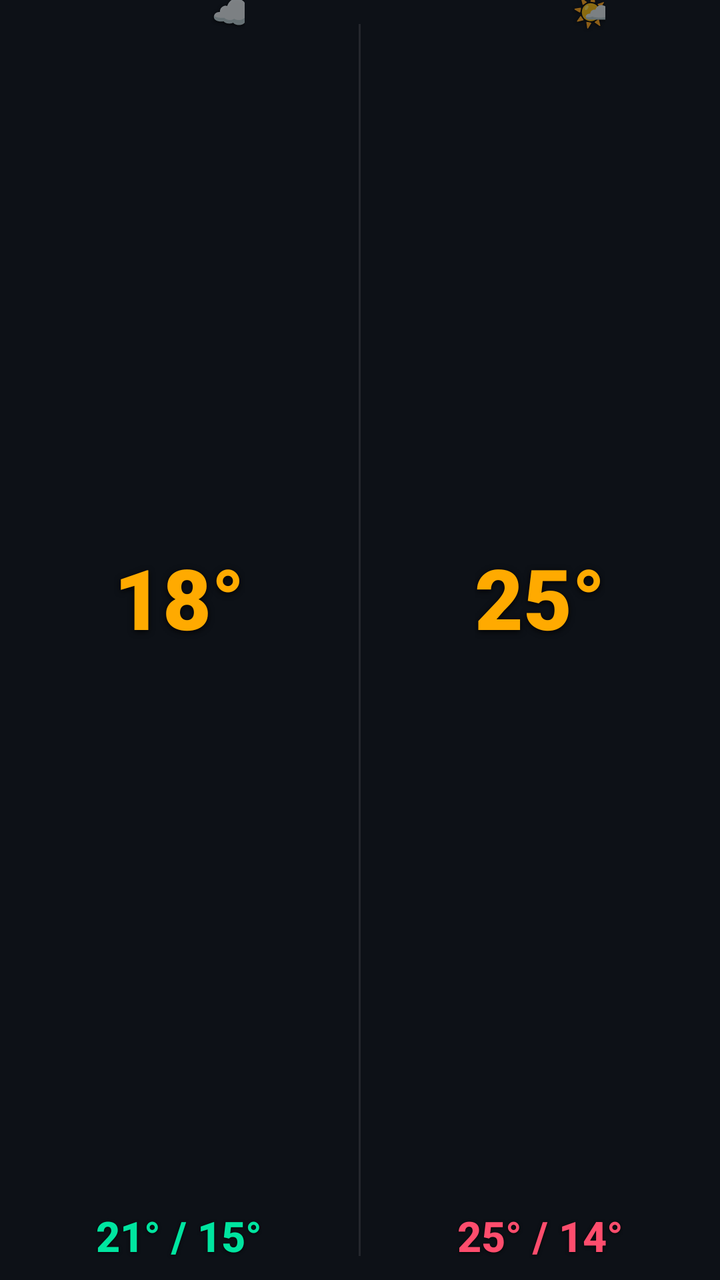
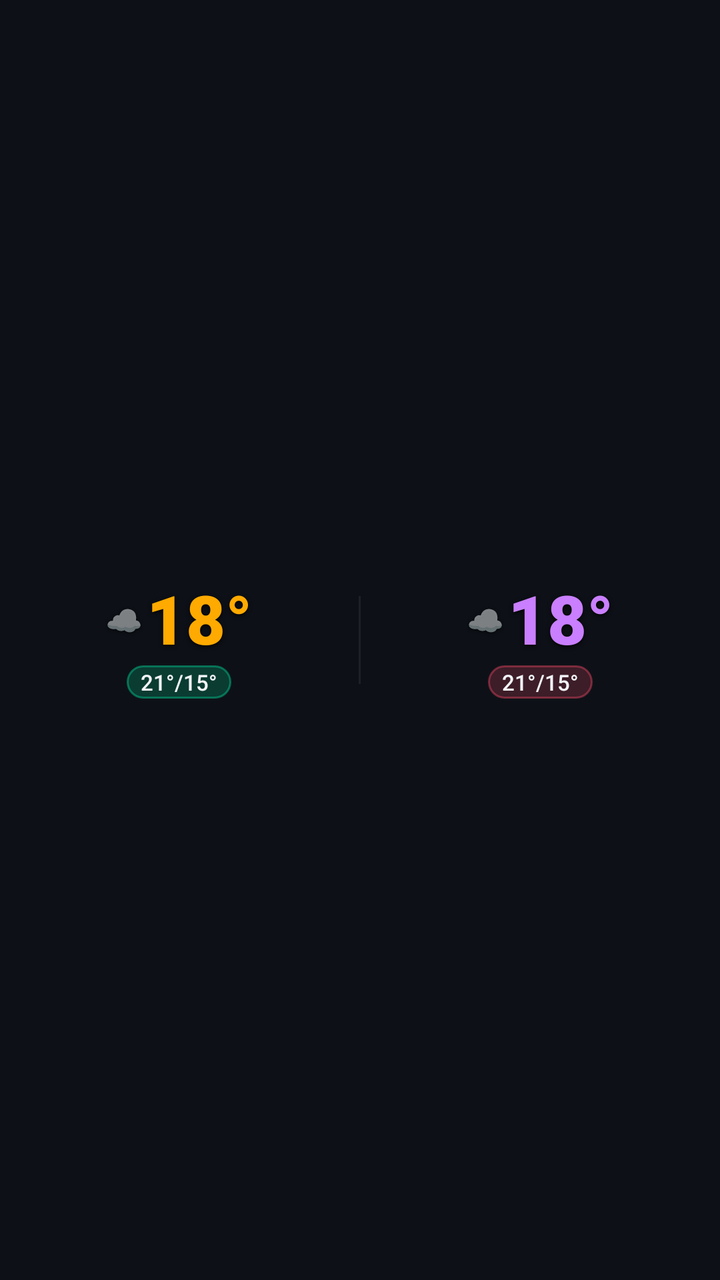

An Android layout rendered at two revisions. The XML below is the earlier revision; the diff shows what the commit changed to produce the second picture.
<!-- AndroidManifest.xml: application theme Theme.Weather28 -->
<!-- res/layout/widget_transparent_xs.xml -->
<?xml version="1.0" encoding="utf-8"?>
<LinearLayout xmlns:android="http://schemas.android.com/apk/res/android"
    android:id="@+id/widget_root"
    android:layout_width="match_parent"
    android:layout_height="match_parent"
    android:orientation="vertical"
    android:background="@drawable/widget_bg_transparent">


    <LinearLayout
        android:layout_width="match_parent"
        android:layout_height="0dp"
        android:layout_weight="1"
        android:orientation="horizontal">

        <LinearLayout
            android:layout_width="0dp"
            android:layout_height="match_parent"
            android:layout_weight="1"
            android:orientation="vertical"
            android:gravity="center_horizontal"
            android:paddingStart="6dp"
            android:paddingEnd="6dp"
            android:paddingBottom="8dp">

            <FrameLayout
                android:layout_width="wrap_content"
                android:layout_height="0dp"
                android:layout_weight="1">

                <TextView
                    android:id="@+id/today_temp"
                    android:layout_width="wrap_content"
                    android:layout_height="wrap_content"
                    android:layout_gravity="center"
                    android:text="18°"
                    android:textColor="#ffaa00"
                    android:textSize="42sp"
                    android:fontFamily="sans-serif-black"
                    android:includeFontPadding="false"
                    android:gravity="center"
                    android:shadowColor="#e6000000" android:shadowDx="0" android:shadowDy="2" android:shadowRadius="7"/>

                <TextView
                    android:id="@+id/today_icon"
                    android:layout_width="wrap_content"
                    android:layout_height="wrap_content"
                    android:layout_gravity="top|end"
                    android:layout_marginTop="-4dp"
                    android:layout_marginEnd="-5dp"
                    android:text="☁️"
                    android:textSize="17sp"
                    android:includeFontPadding="false"
                    android:gravity="center"
                    android:shadowColor="#cc000000" android:shadowDx="0" android:shadowDy="1" android:shadowRadius="4"/>
            </FrameLayout>

            <TextView
                android:id="@+id/today_minmax"
                android:layout_width="wrap_content"
                android:layout_height="wrap_content"
                android:text="21° / 15°"
                android:textColor="#00e5a0"
                android:textSize="21sp"
                android:fontFamily="sans-serif-medium"
                android:textStyle="bold"
                android:layout_marginTop="2dp"
                android:shadowColor="#cc000000" android:shadowDx="0" android:shadowDy="1" android:shadowRadius="4"/>
        </LinearLayout>

        <TextView
            android:layout_width="1dp"
            android:layout_height="match_parent"
            android:background="#18ffffff"
            android:layout_marginTop="12dp"
            android:layout_marginBottom="12dp"
            android:text=""/>

        <LinearLayout
            android:layout_width="0dp"
            android:layout_height="match_parent"
            android:layout_weight="1"
            android:orientation="vertical"
            android:gravity="center_horizontal"
            android:paddingStart="6dp"
            android:paddingEnd="6dp"
            android:paddingBottom="8dp">

            <FrameLayout
                android:layout_width="wrap_content"
                android:layout_height="0dp"
                android:layout_weight="1">

                <TextView
                    android:id="@+id/tomorrow_temp"
                    android:layout_width="wrap_content"
                    android:layout_height="wrap_content"
                    android:layout_gravity="center"
                    android:text="25°"
                    android:textColor="#ffaa00"
                    android:textSize="42sp"
                    android:fontFamily="sans-serif-black"
                    android:includeFontPadding="false"
                    android:gravity="center"
                    android:shadowColor="#e6000000" android:shadowDx="0" android:shadowDy="2" android:shadowRadius="7"/>

                <TextView
                    android:id="@+id/tomorrow_icon"
                    android:layout_width="wrap_content"
                    android:layout_height="wrap_content"
                    android:layout_gravity="top|end"
                    android:layout_marginTop="-4dp"
                    android:layout_marginEnd="-5dp"
                    android:text="🌤️"
                    android:textSize="17sp"
                    android:includeFontPadding="false"
                    android:gravity="center"
                    android:shadowColor="#cc000000" android:shadowDx="0" android:shadowDy="1" android:shadowRadius="4"/>
            </FrameLayout>

            <TextView
                android:id="@+id/tomorrow_minmax"
                android:layout_width="wrap_content"
                android:layout_height="wrap_content"
                android:text="25° / 14°"
                android:textColor="#ff4d6d"
                android:textSize="21sp"
                android:fontFamily="sans-serif-medium"
                android:textStyle="bold"
                android:layout_marginTop="2dp"
                android:shadowColor="#cc000000" android:shadowDx="0" android:shadowDy="1" android:shadowRadius="4"/>
        </LinearLayout>
    </LinearLayout>

    <TextView android:id="@+id/widget_refresh"   android:layout_width="0dp" android:layout_height="0dp" android:visibility="gone"/>
    <TextView android:id="@+id/today_desc"       android:layout_width="0dp" android:layout_height="0dp" android:visibility="gone"/>
    <TextView android:id="@+id/tomorrow_desc"    android:layout_width="0dp" android:layout_height="0dp" android:visibility="gone"/>
    <TextView android:id="@+id/today_icon_bg"    android:layout_width="0dp" android:layout_height="0dp" android:visibility="gone"/>
    <TextView android:id="@+id/tomorrow_icon_bg" android:layout_width="0dp" android:layout_height="0dp" android:visibility="gone"/>
    <TextView android:id="@+id/today_rain"       android:layout_width="0dp" android:layout_height="0dp" android:visibility="gone"/>
    <TextView android:id="@+id/today_wind"       android:layout_width="0dp" android:layout_height="0dp" android:visibility="gone"/>
    <TextView android:id="@+id/tomorrow_rain"    android:layout_width="0dp" android:layout_height="0dp" android:visibility="gone"/>
    <TextView android:id="@+id/tomorrow_wind"    android:layout_width="0dp" android:layout_height="0dp" android:visibility="gone"/>
</LinearLayout>
<!-- resources referenced by this layout -->
<resources>
  <!-- drawable widget_bg_transparent (drawable) -->
  <?xml version="1.0" encoding="utf-8"?>
  <shape xmlns:android="http://schemas.android.com/apk/res/android" android:shape="rectangle">
      <solid android:color="#00000000"/>
      <corners android:radius="20dp"/>
  </shape>
  <style name="Theme.Weather28" parent="Theme.MaterialComponents.DayNight.NoActionBar">
          <item name="colorPrimary">#00e5a0</item>
          <item name="colorPrimaryVariant">#4d9fff</item>
          <item name="colorOnPrimary">#0d1117</item>
          <item name="android:windowBackground">#0d1117</item>
          <item name="android:statusBarColor">#0d1117</item>
          <item name="android:navigationBarColor">#0d1117</item>
      </style>
</resources>

<!-- the commit's change to res/layout/widget_transparent_xs.xml (unified diff, before → after) -->
@@ -6,74 +6,74 @@
     android:orientation="vertical"
     android:background="@drawable/widget_bg_transparent">
 
-
     <LinearLayout
         android:layout_width="match_parent"
         android:layout_height="0dp"
         android:layout_weight="1"
-        android:orientation="horizontal">
+        android:orientation="horizontal"
+        android:gravity="center_vertical">
 
         <LinearLayout
             android:layout_width="0dp"
             android:layout_height="match_parent"
             android:layout_weight="1"
             android:orientation="vertical"
-            android:gravity="center_horizontal"
-            android:paddingStart="6dp"
-            android:paddingEnd="6dp"
-            android:paddingBottom="8dp">
+            android:gravity="center"
+            android:paddingStart="4dp"
+            android:paddingEnd="4dp">
 
-            <FrameLayout
+            <LinearLayout
                 android:layout_width="wrap_content"
-                android:layout_height="0dp"
-                android:layout_weight="1">
+                android:layout_height="wrap_content"
+                android:orientation="horizontal"
+                android:gravity="center_vertical">
+
+                <TextView
+                    android:id="@+id/today_icon"
+                    android:layout_width="wrap_content"
+                    android:layout_height="wrap_content"
+                    android:text="☁️"
+                    android:textSize="15sp"
+                    android:includeFontPadding="false"
+                    android:gravity="center"
+                    android:layout_marginEnd="2dp"
+                    android:shadowColor="#cc000000" android:shadowDx="0" android:shadowDy="1" android:shadowRadius="4"/>
 
                 <TextView
                     android:id="@+id/today_temp"
                     android:layout_width="wrap_content"
                     android:layout_height="wrap_content"
-                    android:layout_gravity="center"
                     android:text="18°"
                     android:textColor="#ffaa00"
-                    android:textSize="42sp"
+                    android:textSize="34sp"
                     android:fontFamily="sans-serif-black"
                     android:includeFontPadding="false"
                     android:gravity="center"
-                    android:shadowColor="#e6000000" android:shadowDx="0" android:shadowDy="2" android:shadowRadius="7"/>
-
-                <TextView
-                    android:id="@+id/today_icon"
-                    android:layout_width="wrap_content"
-                    android:layout_height="wrap_content"
-                    android:layout_gravity="top|end"
-                    android:layout_marginTop="-4dp"
-                    android:layout_marginEnd="-5dp"
-                    android:text="☁️"
-                    android:textSize="17sp"
-                    android:includeFontPadding="false"
-                    android:gravity="center"
-                    android:shadowColor="#cc000000" android:shadowDx="0" android:shadowDy="1" android:shadowRadius="4"/>
-            </FrameLayout>
+                    android:shadowColor="#e6000000" android:shadowDx="0" android:shadowDy="2" android:shadowRadius="5"/>
+            </LinearLayout>
 
             <TextView
                 android:id="@+id/today_minmax"
                 android:layout_width="wrap_content"
                 android:layout_height="wrap_content"
-                android:text="21° / 15°"
-                android:textColor="#00e5a0"
-                android:textSize="21sp"
+                android:text="21°/15°"
+                android:textColor="#f2f5f8"
+                android:textSize="11sp"
                 android:fontFamily="sans-serif-medium"
-                android:textStyle="bold"
-                android:layout_marginTop="2dp"
-                android:shadowColor="#cc000000" android:shadowDx="0" android:shadowDy="1" android:shadowRadius="4"/>
+                android:maxLines="1"
+                android:ellipsize="end"
+                android:background="@drawable/widget_pill_green"
+                android:paddingStart="7dp"
+                android:paddingEnd="7dp"
+                android:paddingTop="1dp"
+                android:paddingBottom="1dp"
+                android:layout_marginTop="2dp"/>
         </LinearLayout>
 
         <TextView
             android:layout_width="1dp"
-            android:layout_height="match_parent"
-            android:background="#18ffffff"
-            android:layout_marginTop="12dp"
-            android:layout_marginBottom="12dp"
+            android:layout_height="44dp"
+            android:background="#22888888"
             android:text=""/>
 
         <LinearLayout
@@ -81,64 +81,68 @@
             android:layout_height="match_parent"
             android:layout_weight="1"
             android:orientation="vertical"
-            android:gravity="center_horizontal"
-            android:paddingStart="6dp"
-            android:paddingEnd="6dp"
-            android:paddingBottom="8dp">
+            android:gravity="center"
+            android:paddingStart="4dp"
+            android:paddingEnd="4dp">
 
-            <FrameLayout
+            <LinearLayout
                 android:layout_width="wrap_content"
-                android:layout_height="0dp"
-                android:layout_weight="1">
+                android:layout_height="wrap_content"
+                android:orientation="horizontal"
+                android:gravity="center_vertical">
+
+                <TextView
+                    android:id="@+id/tomorrow_icon"
+                    android:layout_width="wrap_content"
+                    android:layout_height="wrap_content"
+                    android:text="☁️"
+                    android:textSize="15sp"
+                    android:includeFontPadding="false"
+                    android:gravity="center"
+                    android:layout_marginEnd="2dp"
+                    android:shadowColor="#cc000000" android:shadowDx="0" android:shadowDy="1" android:shadowRadius="4"/>
 
                 <TextView
                     android:id="@+id/tomorrow_temp"
                     android:layout_width="wrap_content"
                     android:layout_height="wrap_content"
-                    android:layout_gravity="center"
-                    android:text="25°"
-                    android:textColor="#ffaa00"
-                    android:textSize="42sp"
+                    android:text="18°"
+                    android:textColor="#c97fff"
+                    android:textSize="34sp"
                     android:fontFamily="sans-serif-black"
                     android:includeFontPadding="false"
                     android:gravity="center"
-                    android:shadowColor="#e6000000" android:shadowDx="0" android:shadowDy="2" android:shadowRadius="7"/>
-
-                <TextView
-                    android:id="@+id/tomorrow_icon"
-                    android:layout_width="wrap_content"
-                    android:layout_height="wrap_content"
-                    android:layout_gravity="top|end"
-                    android:layout_marginTop="-4dp"
-                    android:layout_marginEnd="-5dp"
-                    android:text="🌤️"
-                    android:textSize="17sp"
-                    android:includeFontPadding="false"
-                    android:gravity="center"
-                    android:shadowColor="#cc000000" android:shadowDx="0" android:shadowDy="1" android:shadowRadius="4"/>
-            </FrameLayout>
+                    android:shadowColor="#e6000000" android:shadowDx="0" android:shadowDy="2" android:shadowRadius="5"/>
+            </LinearLayout>
 
             <TextView
                 android:id="@+id/tomorrow_minmax"
                 android:layout_width="wrap_content"
                 android:layout_height="wrap_content"
-                android:text="25° / 14°"
-                android:textColor="#ff4d6d"
-                android:textSize="21sp"
+                android:text="21°/15°"
+                android:textColor="#f2f5f8"
+                android:textSize="11sp"
                 android:fontFamily="sans-serif-medium"
-                android:textStyle="bold"
-                android:layout_marginTop="2dp"
-                android:shadowColor="#cc000000" android:shadowDx="0" android:shadowDy="1" android:shadowRadius="4"/>
+                android:maxLines="1"
+                android:ellipsize="end"
+                android:background="@drawable/widget_pill_pink"
+                android:paddingStart="7dp"
+                android:paddingEnd="7dp"
+                android:paddingTop="1dp"
+                android:paddingBottom="1dp"
+                android:layout_marginTop="2dp"/>
         </LinearLayout>
+
     </LinearLayout>
 
-    <TextView android:id="@+id/widget_refresh"   android:layout_width="0dp" android:layout_height="0dp" android:visibility="gone"/>
-    <TextView android:id="@+id/today_desc"       android:layout_width="0dp" android:layout_height="0dp" android:visibility="gone"/>
-    <TextView android:id="@+id/tomorrow_desc"    android:layout_width="0dp" android:layout_height="0dp" android:visibility="gone"/>
-    <TextView android:id="@+id/today_icon_bg"    android:layout_width="0dp" android:layout_height="0dp" android:visibility="gone"/>
+    <TextView android:id="@+id/widget_refresh" android:layout_width="0dp" android:layout_height="0dp" android:visibility="gone"/>
+    <TextView android:id="@+id/today_desc" android:layout_width="0dp" android:layout_height="0dp" android:visibility="gone"/>
+    <TextView android:id="@+id/tomorrow_desc" android:layout_width="0dp" android:layout_height="0dp" android:visibility="gone"/>
+    <TextView android:id="@+id/today_icon_bg" android:layout_width="0dp" android:layout_height="0dp" android:visibility="gone"/>
     <TextView android:id="@+id/tomorrow_icon_bg" android:layout_width="0dp" android:layout_height="0dp" android:visibility="gone"/>
-    <TextView android:id="@+id/today_rain"       android:layout_width="0dp" android:layout_height="0dp" android:visibility="gone"/>
-    <TextView android:id="@+id/today_wind"       android:layout_width="0dp" android:layout_height="0dp" android:visibility="gone"/>
-    <TextView android:id="@+id/tomorrow_rain"    android:layout_width="0dp" android:layout_height="0dp" android:visibility="gone"/>
-    <TextView android:id="@+id/tomorrow_wind"    android:layout_width="0dp" android:layout_height="0dp" android:visibility="gone"/>
+    <TextView android:id="@+id/today_rain" android:layout_width="0dp" android:layout_height="0dp" android:visibility="gone"/>
+    <TextView android:id="@+id/today_wind" android:layout_width="0dp" android:layout_height="0dp" android:visibility="gone"/>
+    <TextView android:id="@+id/tomorrow_rain" android:layout_width="0dp" android:layout_height="0dp" android:visibility="gone"/>
+    <TextView android:id="@+id/tomorrow_wind" android:layout_width="0dp" android:layout_height="0dp" android:visibility="gone"/>
+
 </LinearLayout>
<!-- resource entries referenced after the edit -->
@@ -4,6 +4,20 @@
   <?xml version="1.0" encoding="utf-8"?>
   <shape xmlns:android="http://schemas.android.com/apk/res/android" android:shape="rectangle">
       <solid android:color="#00000000"/>
+      <corners android:radius="20dp"/>
+  </shape>
+  <!-- drawable widget_pill_green (drawable) -->
+  <?xml version="1.0" encoding="utf-8"?>
+  <shape xmlns:android="http://schemas.android.com/apk/res/android" android:shape="rectangle">
+      <solid android:color="#3300e5a0"/>
+      <stroke android:width="1dp" android:color="#6600e5a0"/>
+      <corners android:radius="20dp"/>
+  </shape>
+  <!-- drawable widget_pill_pink (drawable) -->
+  <?xml version="1.0" encoding="utf-8"?>
+  <shape xmlns:android="http://schemas.android.com/apk/res/android" android:shape="rectangle">
+      <solid android:color="#33ff4d6d"/>
+      <stroke android:width="1dp" android:color="#66ff4d6d"/>
       <corners android:radius="20dp"/>
   </shape>
   <style name="Theme.Weather28" parent="Theme.MaterialComponents.DayNight.NoActionBar">
